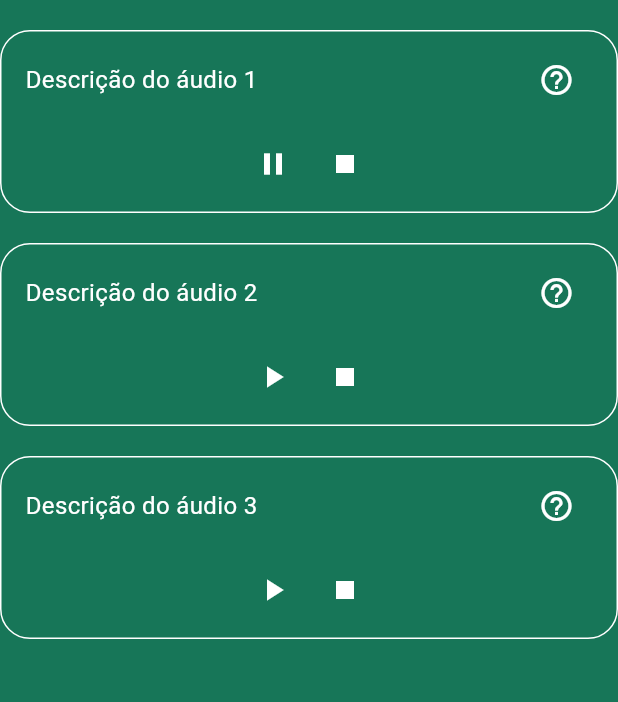
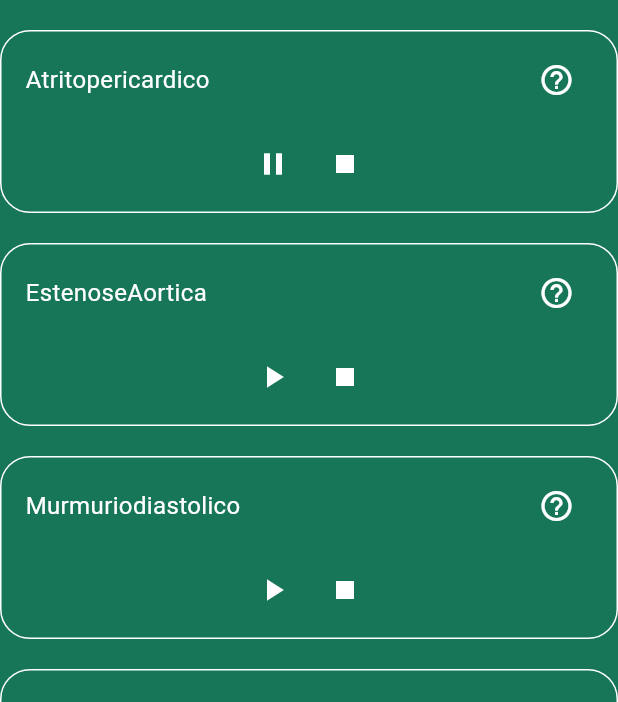
Before and after one commit to VitorJuvino/Simulatech_Mobile, a Flutter app: the AuscultaCardiaca screen opened directly, after a tap on the "play arrow" icon, on a phone screen of 412 x 824 dp, the part 534-1236 px from its top. Run offline on Flutter 3.47's test engine with Material 3 defaults, Android fonts, the phone set to English and light mode, and no system bars; our stand-ins replace audioplayers, firebase_auth, firebase_core; accounts and stored records are empty.

Commit message:
adicionando audios na asculta cardiaca

```diff
--- a/lib/ausculta_cardiaca.dart
+++ b/lib/ausculta_cardiaca.dart
@@ -16,6 +16,8 @@ class _AuscultaCardiacaState extends State<AuscultaCardiaca> {
   late AudioPlayer player1;
   late AudioPlayer player2;
   late AudioPlayer player3;
+  late AudioPlayer player4;
+  late AudioPlayer player5;
 
   @override
   void initState() {
@@ -23,19 +25,25 @@ class _AuscultaCardiacaState extends State<AuscultaCardiaca> {
     player1 = AudioPlayer();
     player2 = AudioPlayer();
     player3 = AudioPlayer();
+    player4 = AudioPlayer();
+    player5 = AudioPlayer();
 
     player1.setReleaseMode(ReleaseMode.stop);
     player2.setReleaseMode(ReleaseMode.stop);
     player3.setReleaseMode(ReleaseMode.stop);
+    player4.setReleaseMode(ReleaseMode.stop);
+    player5.setReleaseMode(ReleaseMode.stop);
 
     _initAudio();
   }
 
   // Função para inicializar a reprodução de áudio
   Future<void> _initAudio() async {
-    await player1.setSourceAsset('audio1.mpeg');
-    await player2.setSourceAsset('audio1.mpeg');
-    await player3.setSourceAsset('audio1.mpeg');
+    await player1.setSourceAsset('Atritopericardico.m4a');
+    await player2.setSourceAsset('EstenoseAortica.m4a');
+    await player3.setSourceAsset('Murmuriodiastolico.mp3');
+    await player4.setSourceAsset('MurmurioSistolico.mp3');
+    await player5.setSourceAsset('ProlapsoValvulaMitral.m4a');
   }
 
   @override
@@ -43,6 +51,8 @@ class _AuscultaCardiacaState extends State<AuscultaCardiaca> {
     player1.dispose();
     player2.dispose();
     player3.dispose();
+    player4.dispose();
+    player5.dispose();
     super.dispose();
   }
 
@@ -66,20 +76,32 @@ class _AuscultaCardiacaState extends State<AuscultaCardiaca> {
             SizedBox(height: 20),
             AudioContainer(
               player: player1,
-              description: 'Descrição do áudio 1',
+              description: 'Atritopericardico',
               information: 'Informações sobre o áudio 1',
             ),
             SizedBox(height: 20),
             AudioContainer(
               player: player2,
-              description: 'Descrição do áudio 2',
+              description: 'EstenoseAortica',
               information: 'Informações sobre o áudio 2',
             ),
             SizedBox(height: 20),
             AudioContainer(
               player: player3,
-              description: 'Descrição do áudio 3',
+              description: 'Murmuriodiastolico',
               information: 'Informações sobre o áudio 3',
+            ),
+            SizedBox(height: 20),
+            AudioContainer(
+              player: player4,
+              description: 'MurmurioSistolico',
+              information: 'Informações sobre o áudio 4',
+            ),
+            SizedBox(height: 20),
+            AudioContainer(
+              player: player5,
+              description: 'ProlapsoValvulaMitral',
+              information: 'Informações sobre o áudio 5',
             ),
           ],
         ),
--- a/pubspec.yaml
+++ b/pubspec.yaml
@@ -70,6 +70,11 @@ flutter:
   assets:
     - assets/logo.jpeg
     - assets/audio1.mpeg
+    - assets/Atritopericardico.m4a
+    - assets/EstenoseAortica.m4a
+    - assets/Murmuriodiastolico.mp3
+    - assets/MurmurioSistolico.mp3
+    - assets/ProlapsoValvulaMitral.m4a
     - assets/pulmao.png
     - assets/coracao.png
     - assets/cuidados-de-saude.png
```
Also changed, not shown: 10 other files.
